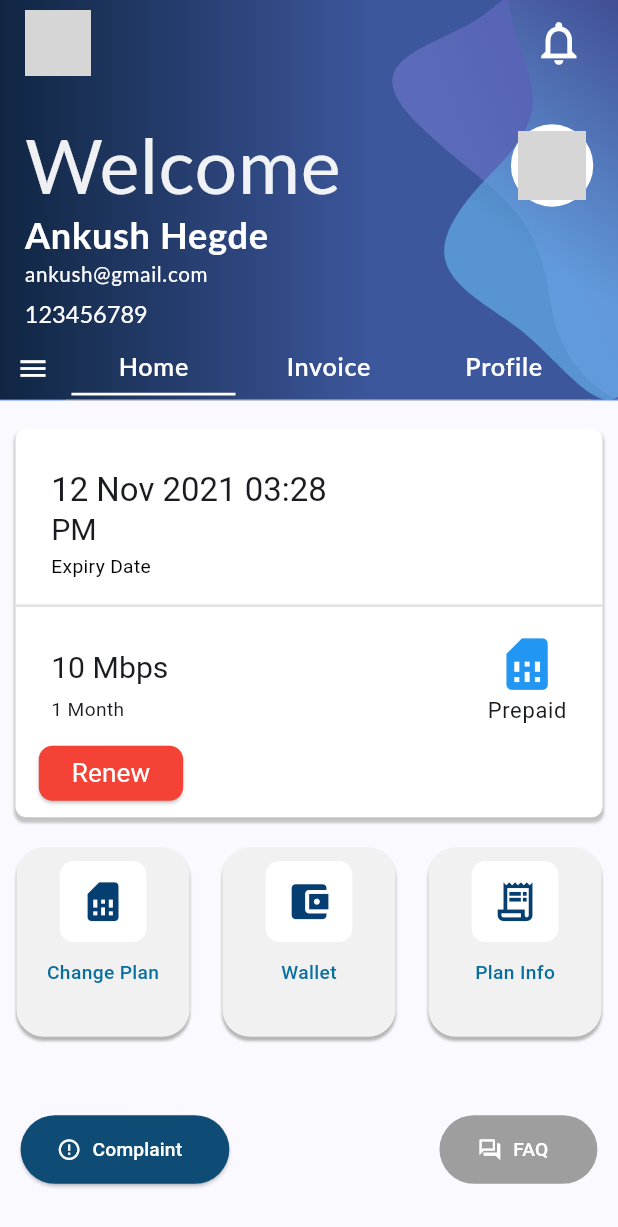
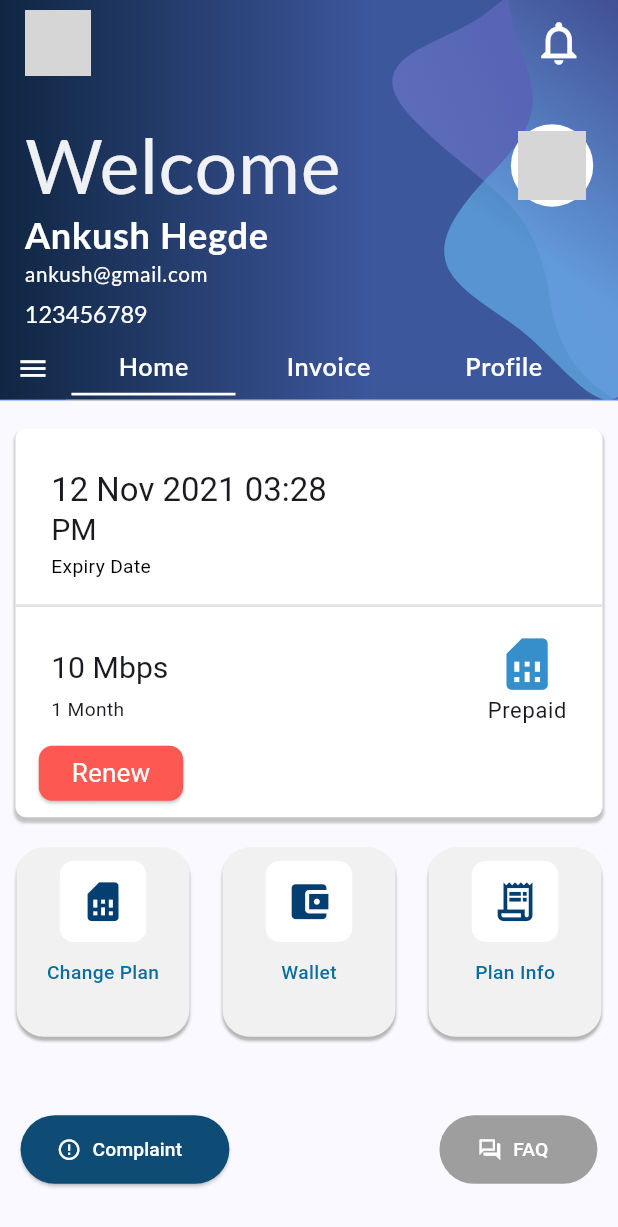
Before and after one commit to Broadway-Communications/Flutter-Application, a Flutter app: the screen it shows after launch, on a phone screen of 412 x 824 dp. Shown: the top 1227 px of the screen. Run offline on Flutter 3.47's test engine with Material 2 defaults, Android fonts, the phone set to English and light mode, and no system bars; our stand-ins replace auto_route, device_preview, flutter_screenutil, google_fonts, responsive_framework; network calls fail; Roboto replaces fonts that are missing (Lato); grey boxes are pictures that could not be loaded.

Commit message:
fix:Color fixed in home and complain page(#10)

```diff
--- a/lib/app/widgets/complaint_card.dart
+++ b/lib/app/widgets/complaint_card.dart
@@ -22,7 +22,7 @@ class ComplaintCard extends StatelessWidget {
   Widget build(BuildContext context) {
     return Card(
       shape: RoundedRectangleBorder(borderRadius: BorderRadius.circular(14)),
-      color: Colors.white,
+      color: const Color.fromARGB(255, 252, 248, 255),
       elevation: 2,
       child: Container(
         padding: const EdgeInsets.all(15),
--- a/lib/app/widgets/plan_status_card.dart
+++ b/lib/app/widgets/plan_status_card.dart
@@ -91,7 +91,7 @@ class _PlanStatusCardState extends State<PlanStatusCard> {
                 child: Column(children: [
                   const Icon(
                     Icons.sim_card,
-                    color: Colors.blue,
+                    color: Color.fromARGB(255, 53, 143, 202),
                     size: 45,
                   ),
                   Text('Prepaid', style: theme.textTheme.bodyLarge)
@@ -104,7 +104,7 @@ class _PlanStatusCardState extends State<PlanStatusCard> {
             child: ElevatedButton(
               onPressed: () {},
               style: ElevatedButton.styleFrom(
-                  backgroundColor: Colors.red,
+                  backgroundColor: Color.fromARGB(255, 253, 88, 82),
                   shape: RoundedRectangleBorder(
                       borderRadius: BorderRadius.circular(10))),
               child: const Text(
```
